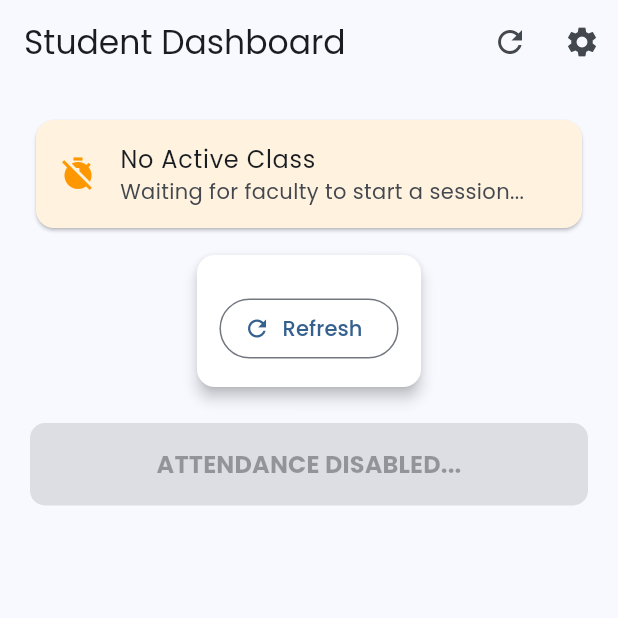
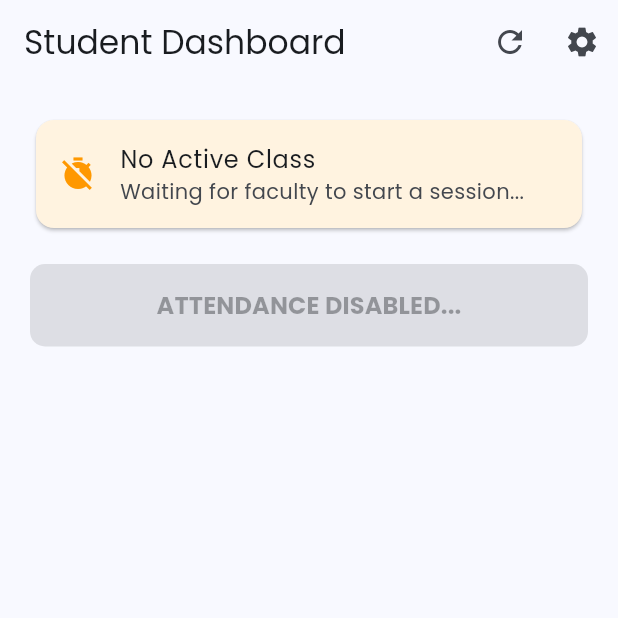
Before and after one commit to omkhanjodkar-dev/attendance-automation-app, a Flutter app: the HomeScreen screen opened directly, on a phone screen of 412 x 824 dp, the top half of it. Run offline on Flutter 3.47's test engine with Material 3 defaults, Android fonts, the phone set to English and light mode, and no system bars; our stand-ins replace device_info_plus, flutter_secure_storage, geolocator, google_fonts, permission_handler, shared_preferences; missing offline and left inert: network_info_plus, wifi_scan; accounts and stored records are empty; network calls fail.

Commit message:
Update name in manifest and make the ui cleaner

```diff
--- a/project_backup/lib/home_screen.dart
+++ b/project_backup/lib/home_screen.dart
@@ -263,41 +263,6 @@ class _HomeScreenState extends State<HomeScreen> {
                   ),
                 ),
 
-              const SizedBox(height: 10),
-              Card(
-                elevation: 4,
-                color: Colors.white,
-                child: Padding(
-                  padding: const EdgeInsets.all(15),
-                  child: Column(
-                    children: [
-                     /* ListTile(
-                        leading: const Icon(Icons.person, color: Colors.blue),
-                        title: const Text("Logged in as"),
-                        subtitle: Text(_username ?? "Loading...", style: const TextStyle(fontSize: 14)),
-                      ),
-                      const Divider(),
-                      ListTile(
-                        leading: Icon(Icons.wifi, color: _wifiName.contains("Scanning") ? Colors.orange : Colors.green),
-                        title: const Text("Your Wi-Fi"),
-                        subtitle: Text(_wifiName),
-                      ),
-                      const Divider(),
-                       ListTile(
-                        leading: const Icon(Icons.location_on, color: Colors.redAccent),
-                        title: const Text("GPS Location"),
-                        subtitle: Text(_locationTxt),
-                      ),*/
-                      const SizedBox(height: 10),
-                      OutlinedButton.icon(
-                        onPressed: _loadUserAndSensors,
-                        icon: const Icon(Icons.refresh),
-                        label: const Text("Refresh"),
-                      )
-                    ],
-                  ),
-                ),
-              ),
               const SizedBox(height: 20),
               SizedBox(
                 width: double.infinity,
@@ -324,26 +289,7 @@ class _HomeScreenState extends State<HomeScreen> {
                   style: const TextStyle(color: Colors.red, fontWeight: FontWeight.bold),
                 ),
 
-              const SizedBox(height: 20),
-              const Text("", style: TextStyle(fontSize: 18, fontWeight: FontWeight.bold)),
-              SizedBox(
-                height: 200,
-                child: _availableNetworks.isEmpty
-                    ? const Center(child: Text(""))
-                    : ListView.builder(
-                        itemCount: _availableNetworks.length,
-                        itemBuilder: (context, index) {
-                          final network = _availableNetworks[index];
-                          final isTarget = _targetSSID != null && network.ssid.toLowerCase() == _targetSSID!.toLowerCase();
-                          return ListTile(
-                            leading: Icon(isTarget ? Icons.check_circle : Icons.wifi, color: isTarget ? Colors.green : null),
-                            title: Text(network.ssid),
-                            subtitle: Text("${network.level} dBm"),
-                            tileColor: isTarget ? Colors.green[50] : null,
-                          );
-                        },
-                      ),
-              ),
+
             ],
           ),
         ),
```
Also changed, not shown: 1 other file.
